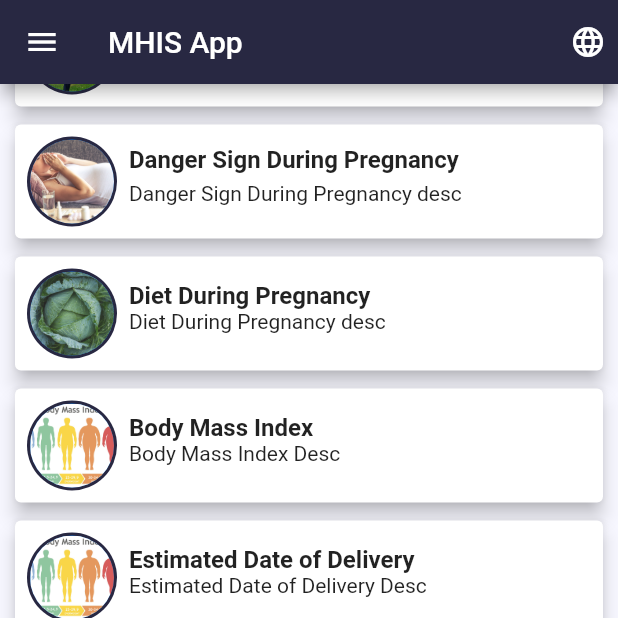
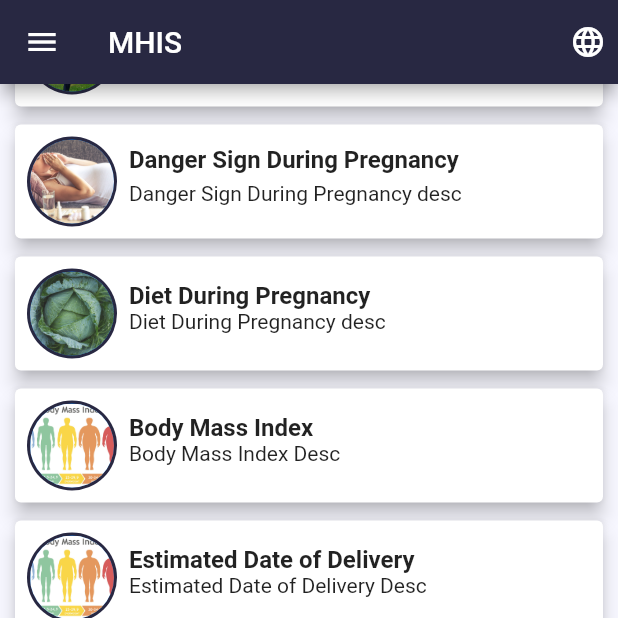
Before and after one commit to fasil712/mhis_mobile_app, a Flutter app: the screen it shows after launch, scrolled down 370 dp, on a phone screen of 412 x 824 dp, the top half of it. Run offline on Flutter 3.47's test engine with Material 2 defaults, Android fonts, the phone set to English and light mode, and no system bars; our stand-ins replace carousel_slider, share, shared_preferences; generated files the repository leaves out were written again.

Commit message:
update commit

```diff
--- a/lib/l10n/app_am.arb
+++ b/lib/l10n/app_am.arb
@@ -11,5 +11,6 @@
   "help": "እርዳታ",
   "feedback": "ግብረ መልስ",
   "share": "አጋራ",
-  "more": "ተጨማሪ"
+  "more": "ተጨማሪ",
+  "bmi_desc": "የሰውነት ብዛት መረጃ ጠቋሚ መግለጫ"
 }
--- a/lib/l10n/app_en.arb
+++ b/lib/l10n/app_en.arb
@@ -1,5 +1,5 @@
 {
-  "homePage": "MHIS App",
+  "homePage": "MHIS",
   "services": "Services",
   "doctors": "Doctors",
   "preg_care": "Pregnancey Care",
@@ -11,5 +11,6 @@
   "help": "Help",
   "feedback": "Feedback",
   "share": "Share",
-  "more": "More"
+  "more": "More",
+  "bmi_desc": "Body Mass Index Description"
 }
--- a/lib/main.dart
+++ b/lib/main.dart
@@ -1,10 +1,11 @@
 import 'package:flutter/material.dart';
 import 'package:flutter/services.dart';
 import 'package:flutter_gen/gen_l10n/app_localizations.dart';
-import 'package:pregmomcare/classes/language_constants.dart';
+import 'package:pregmomcare/config/language_constants.dart';
 import 'package:pregmomcare/screens/home_screen.dart';
 
 void main() {
+  //Only Portraits
   WidgetsFlutterBinding.ensureInitialized();
   SystemChrome.setPreferredOrientations(
       [DeviceOrientation.portraitUp, DeviceOrientation.portraitDown]);
@@ -16,7 +17,7 @@ class MyApp extends StatefulWidget {
 
   @override
   State<MyApp> createState() => _MyAppState();
-
+//Set Localization
   static void setLocale(BuildContext context, Locale newLocale) {
     _MyAppState? state = context.findAncestorStateOfType<_MyAppState>();
     state?.setLocale(newLocale);
@@ -24,7 +25,7 @@ class MyApp extends StatefulWidget {
 }
 
 class _MyAppState extends State<MyApp> {
-  static const String _title = 'Flutter Code Sample';
+  static const String _title = 'HMIS App';
   Locale? _locale;
 
   setLocale(Locale locale) {
@@ -33,6 +34,7 @@ class _MyAppState extends State<MyApp> {
     });
   }
 
+//getLocal from shared preferences
   @override
   void didChangeDependencies() {
     getLocale().then((locale) => {setLocale(locale)});
--- a/lib/others/help.dart
+++ b/lib/others/help.dart
@@ -1,5 +1,5 @@
 import 'package:flutter/material.dart';
-import 'package:pregmomcare/classes/language_constants.dart';
+import 'package:pregmomcare/config/language_constants.dart';
 import 'package:pregmomcare/config/colors.dart';
 
 class HelpPage extends StatefulWidget {
--- a/lib/screens/bmi_screen.dart
+++ b/lib/screens/bmi_screen.dart
@@ -1,7 +1,7 @@
 import 'dart:math';
 
 import 'package:flutter/material.dart';
-import 'package:pregmomcare/classes/language_constants.dart';
+import 'package:pregmomcare/config/language_constants.dart';
 import 'package:pregmomcare/config/colors.dart';
 import 'package:pregmomcare/screens/bmi_result_screen.dart';
 
--- a/lib/screens/pregnancy_danger_sign_screen.dart
+++ b/lib/screens/danger_sign_screen.dart
@@ -1,5 +1,5 @@
 import 'package:flutter/material.dart';
-import 'package:pregmomcare/classes/language_constants.dart';
+import 'package:pregmomcare/config/language_constants.dart';
 import 'package:pregmomcare/config/colors.dart';
 import 'package:pregmomcare/model/danger_sign_model.dart';
 import 'package:pregmomcare/screens/danger_sign_detail_screen.dart';
--- a/lib/screens/diet_during_preg_screen.dart
+++ b/lib/screens/diet_during_preg_screen.dart
@@ -1,5 +1,5 @@
 import 'package:flutter/material.dart';
-import 'package:pregmomcare/classes/language_constants.dart';
+import 'package:pregmomcare/config/language_constants.dart';
 import 'package:pregmomcare/config/colors.dart';
 import 'package:pregmomcare/model/diet_detail_model.dart';
 import 'package:pregmomcare/screens/diet_detail_screen.dart';
--- a/lib/screens/edd_screen.dart
+++ b/lib/screens/edd_screen.dart
@@ -1,5 +1,5 @@
 import 'package:flutter/material.dart';
-import 'package:pregmomcare/classes/language_constants.dart';
+import 'package:pregmomcare/config/language_constants.dart';
 import 'package:pregmomcare/config/colors.dart';
 
 class EDDCalculator extends StatefulWidget {
--- a/lib/screens/feedback_screen.dart
+++ b/lib/screens/feedback_screen.dart
@@ -1,5 +1,5 @@
 import 'package:flutter/material.dart';
-import 'package:pregmomcare/classes/language_constants.dart';
+import 'package:pregmomcare/config/language_constants.dart';
 import 'package:pregmomcare/config/colors.dart';
 import 'package:pregmomcare/services/feedback_services.dart';
 
--- a/lib/screens/home_screen.dart
+++ b/lib/screens/home_screen.dart
@@ -1,15 +1,15 @@
 import 'package:flutter/material.dart';
-import 'package:pregmomcare/classes/language_constants.dart';
+import 'package:pregmomcare/config/language_constants.dart';
 import 'package:pregmomcare/config/colors.dart';
 import 'package:pregmomcare/main.dart';
 import 'package:pregmomcare/screens/bmi_screen.dart';
 import 'package:pregmomcare/screens/diet_during_preg_screen.dart';
 import 'package:pregmomcare/screens/edd_screen.dart';
 import 'package:pregmomcare/screens/pregnancey_care_screen.dart';
-import 'package:pregmomcare/screens/pregnancy_danger_sign_screen.dart';
+import 'package:pregmomcare/screens/danger_sign_screen.dart';
 import 'package:pregmomcare/widgets/doctor_list.dart';
 import 'package:pregmomcare/widgets/item_carousel.dart';
-import 'package:pregmomcare/classes/language.dart';
+import 'package:pregmomcare/model/language_model.dart';
 import '../widgets/drawer.dart';
 
 class HomePage extends StatefulWidget {
--- a/lib/screens/login_screen.dart
+++ b/lib/screens/login_screen.dart
@@ -2,7 +2,7 @@ import 'dart:convert';
 import 'package:http/http.dart' as http;
 
 import 'package:flutter/material.dart';
-import 'package:pregmomcare/classes/language_constants.dart';
+import 'package:pregmomcare/config/language_constants.dart';
 import 'package:pregmomcare/config/colors.dart';
 import 'package:pregmomcare/screens/client_list_screen.dart';
 import 'package:pregmomcare/others/help.dart';
--- a/lib/screens/pregnancey_care_screen.dart
+++ b/lib/screens/pregnancey_care_screen.dart
@@ -1,5 +1,5 @@
 import 'package:flutter/material.dart';
-import 'package:pregmomcare/classes/language_constants.dart';
+import 'package:pregmomcare/config/language_constants.dart';
 import 'package:pregmomcare/config/colors.dart';
 import 'package:pregmomcare/model/preg_care_model.dart';
 import 'package:pregmomcare/screens/pregnancey_care_detail.dart';
--- a/lib/widgets/drawer.dart
+++ b/lib/widgets/drawer.dart
@@ -1,10 +1,10 @@
 import 'package:flutter/material.dart';
-import 'package:pregmomcare/classes/language_constants.dart';
+import 'package:pregmomcare/config/language_constants.dart';
 import 'package:pregmomcare/screens/bmi_screen.dart';
 import 'package:pregmomcare/screens/diet_during_preg_screen.dart';
 import 'package:pregmomcare/screens/feedback_screen.dart';
 import 'package:pregmomcare/screens/pregnancey_care_screen.dart';
-import 'package:pregmomcare/screens/pregnancy_danger_sign_screen.dart';
+import 'package:pregmomcare/screens/danger_sign_screen.dart';
 import 'package:share/share.dart';
 import 'package:pregmomcare/others/help.dart';
 import 'package:pregmomcare/screens/login_screen.dart';
--- a/pubspec.yaml
+++ b/pubspec.yaml
@@ -72,7 +72,12 @@ flutter:
 
   # To add assets to your application, add an assets section, like this:
   assets:
+
     - lib/json_data/
+
+    - lib/l10n/preg_care/preg_care_am.json
+    - lib/l10n/preg_care/preg_care_en.json
+
     - assets/avatar.jpg
     - assets/backgroundimage.jpg
     - assets/bmi.jpg
```
Also changed, not shown: lib/config/language_constants.dart (renamed from lib/classes/language_constants.dart), lib/model/language_model.dart (renamed from lib/classes/language.dart).
